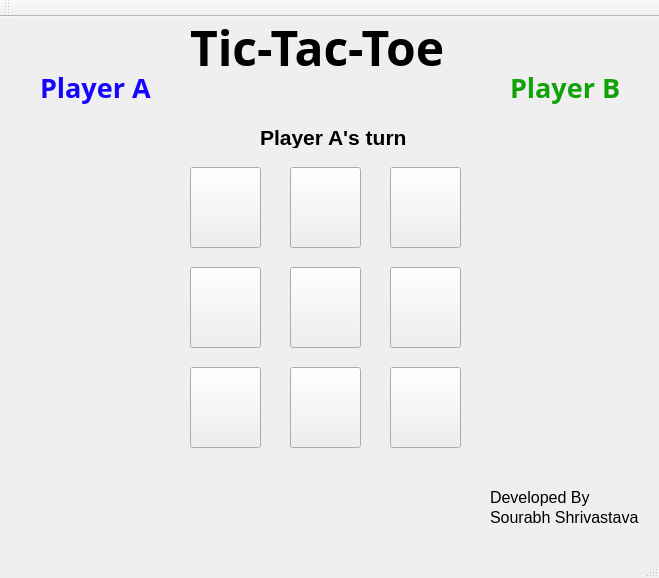
Before: the Qt Designer form source-tic-tac-toe/gamewindow.ui in sourabh14/Tic-tac-toe-game, drawn with Qt 5.
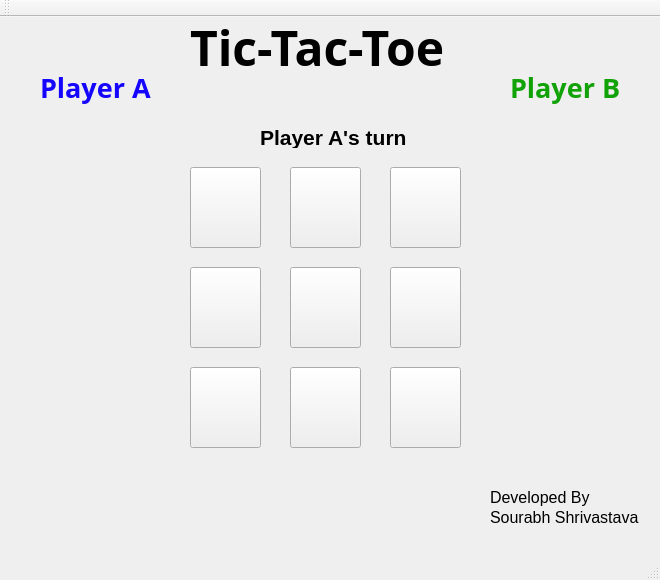
After: the same form once the commit is applied. Icons and pictures are not drawn.

The edit to the form file:
```diff
--- a/source-tic-tac-toe/gamewindow.ui
+++ b/source-tic-tac-toe/gamewindow.ui
@@ -6,8 +6,8 @@
    <rect>
     <x>0</x>
     <y>0</y>
-    <width>659</width>
-    <height>578</height>
+    <width>660</width>
+    <height>580</height>
    </rect>
   </property>
   <property name="windowTitle">
```
Left out of the diff: 7 changed lines with no effect on the pictures.
